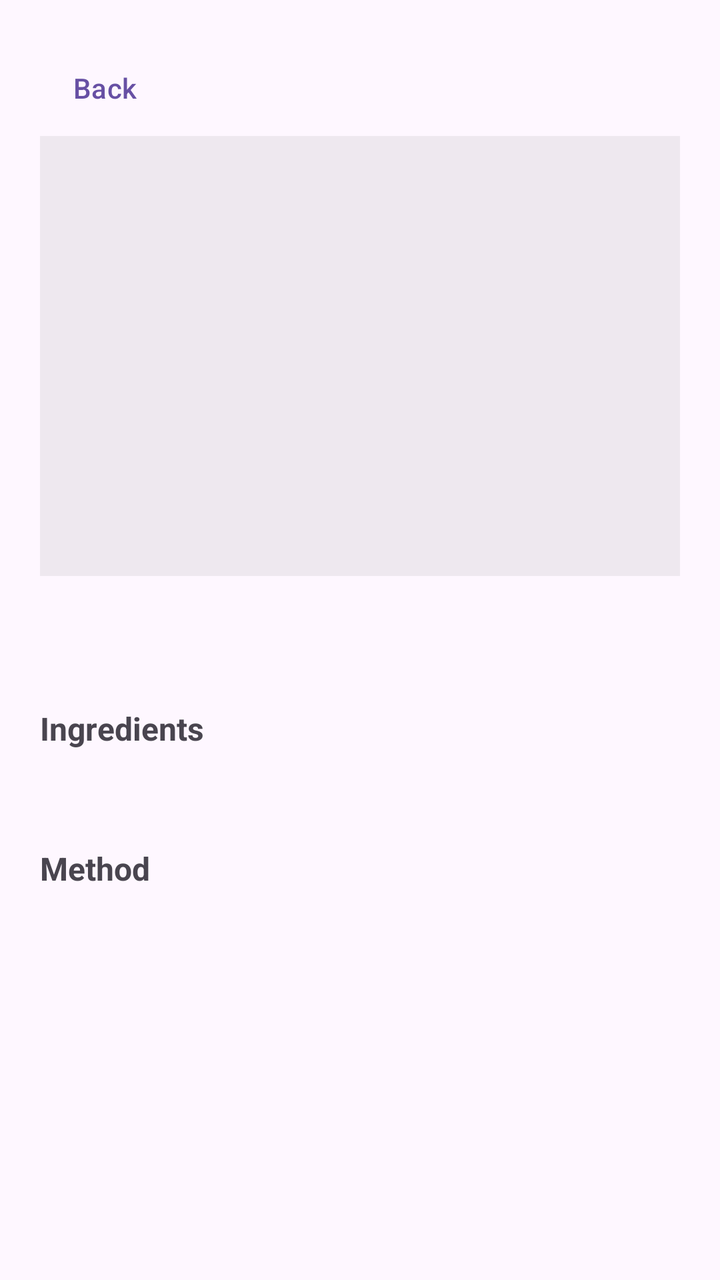
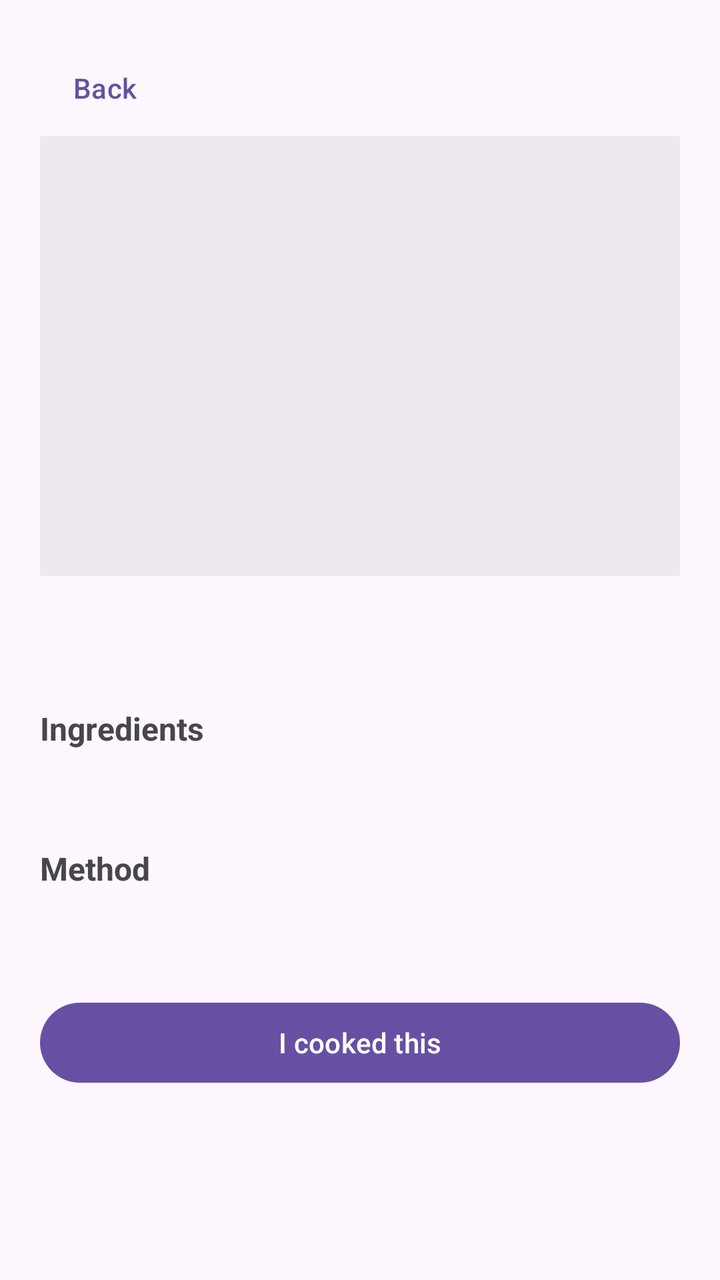

An Android layout rendered at two revisions. The XML below is the earlier revision; the diff shows what the commit changed to produce the second picture.
<!-- AndroidManifest.xml: application theme Theme.SmartPantry -->
<!-- res/layout/activity_recipe_detail.xml -->
<?xml version="1.0" encoding="utf-8"?>
<ScrollView xmlns:android="http://schemas.android.com/apk/res/android"
    android:layout_width="match_parent"
    android:layout_height="match_parent"
    android:fitsSystemWindows="true">

    <LinearLayout
        android:layout_width="match_parent"
        android:layout_height="wrap_content"
        android:orientation="vertical"
        android:padding="20dp">

        <Button
            android:id="@+id/buttonBack"
            style="@style/Widget.Material3.Button.TextButton"
            android:layout_width="wrap_content"
            android:layout_height="wrap_content"
            android:layout_marginStart="-12dp"
            android:text="@string/back" />

        <ImageView
            android:id="@+id/imageRecipe"
            android:layout_width="match_parent"
            android:layout_height="220dp"
            android:layout_marginBottom="16dp"
            android:background="#22888888"
            android:contentDescription="@string/recipe_photo" />

        <TextView
            android:id="@+id/textRecipeDetailName"
            android:layout_width="wrap_content"
            android:layout_height="wrap_content"
            android:textSize="22sp"
            android:textStyle="bold" />

        <TextView
            android:layout_width="wrap_content"
            android:layout_height="wrap_content"
            android:layout_marginTop="20dp"
            android:text="@string/ingredients_header"
            android:textStyle="bold"
            android:textSize="16sp" />

        <TextView
            android:id="@+id/textRecipeDetailIngredients"
            android:layout_width="match_parent"
            android:layout_height="wrap_content"
            android:layout_marginTop="8dp"
            android:textSize="15sp" />

        <TextView
            android:layout_width="wrap_content"
            android:layout_height="wrap_content"
            android:layout_marginTop="20dp"
            android:text="@string/method_header"
            android:textStyle="bold"
            android:textSize="16sp" />

        <TextView
            android:id="@+id/textRecipeDetailSteps"
            android:layout_width="match_parent"
            android:layout_height="wrap_content"
            android:layout_marginTop="8dp"
            android:textSize="15sp" />

    </LinearLayout>
</ScrollView>
<!-- resources referenced by this layout -->
<resources>
  <string name="back">Back</string>
  <string name="ingredients_header">Ingredients</string>
  <string name="method_header">Method</string>
  <string name="recipe_photo">Recipe photo</string>
  <style name="Theme.SmartPantry" parent="Base.Theme.SmartPantry" />
  <style name="Base.Theme.SmartPantry" parent="Theme.Material3.DayNight.NoActionBar">
          
          
      </style>
</resources>

<!-- the commit's change to res/layout/activity_recipe_detail.xml (unified diff, before → after) -->
@@ -63,5 +63,12 @@
             android:layout_marginTop="8dp"
             android:textSize="15sp" />
 
+        <Button
+            android:id="@+id/buttonCooked"
+            android:layout_width="match_parent"
+            android:layout_height="wrap_content"
+            android:layout_marginTop="24dp"
+            android:text="@string/cooked_this" />
+
     </LinearLayout>
 </ScrollView>
<!-- resource entries referenced after the edit -->
@@ -1,6 +1,7 @@
 <!-- resources referenced by this layout -->
 <resources>
   <string name="back">Back</string>
+  <string name="cooked_this">I cooked this</string>
   <string name="ingredients_header">Ingredients</string>
   <string name="method_header">Method</string>
   <string name="recipe_photo">Recipe photo</string>
